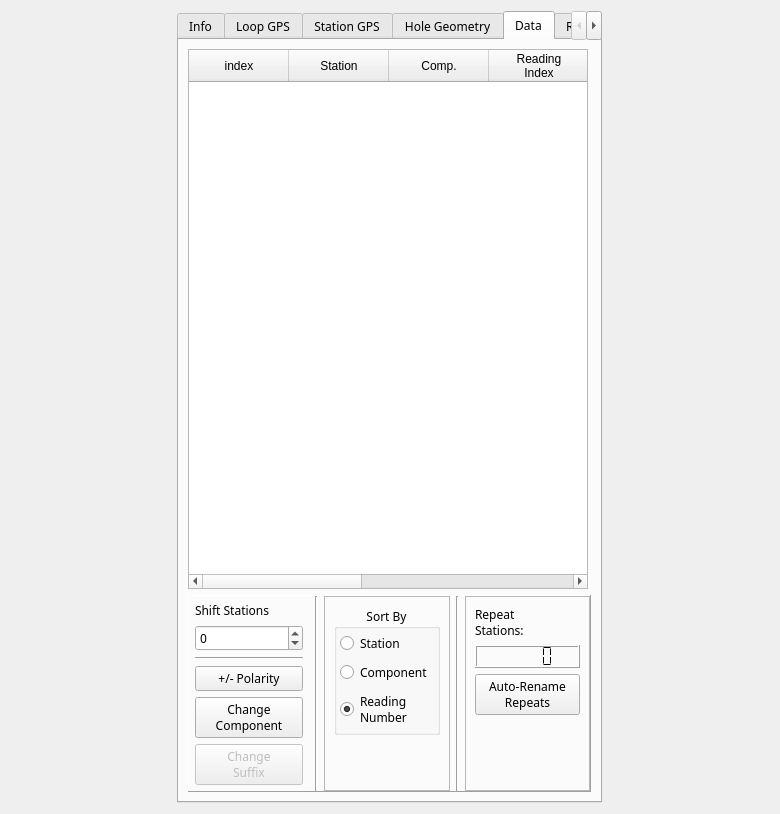
Above: src/qt_ui/pem_info_widget.ui from Eric-Meunier/Processor-Suite before the change. Below: the same form after it.
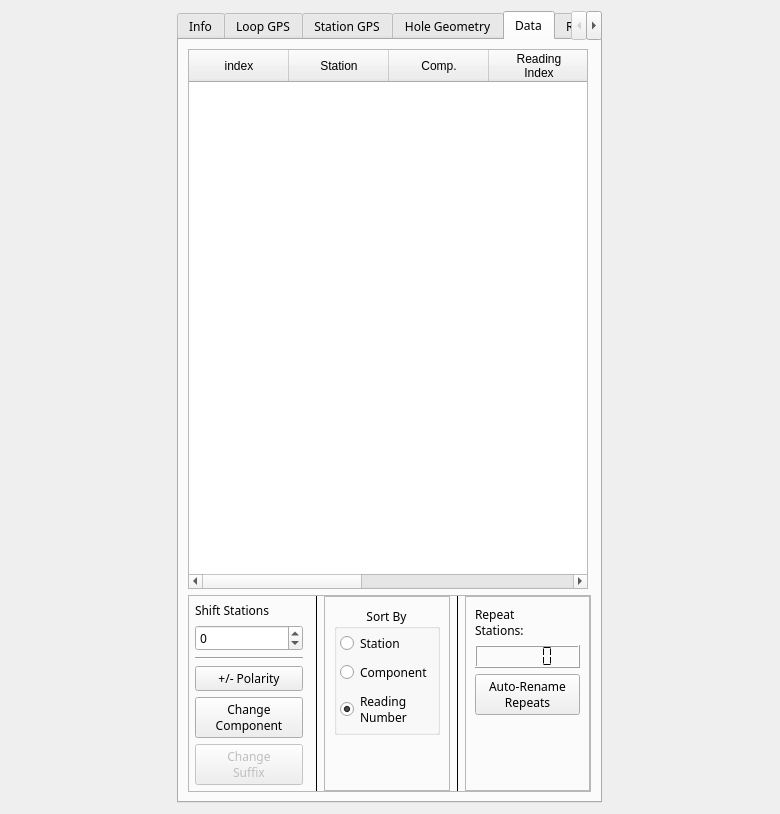
That is the form after the change. The open tabs and pages were chosen to show the change.

```diff
--- a/src/qt_ui/pem_info_widget.ui
+++ b/src/qt_ui/pem_info_widget.ui
@@ -925,10 +925,10 @@
           </sizepolicy>
          </property>
          <property name="frameShape">
-          <enum>QFrame::Panel</enum>
+          <enum>QFrame::StyledPanel</enum>
          </property>
          <property name="frameShadow">
-          <enum>QFrame::Raised</enum>
+          <enum>QFrame::Plain</enum>
          </property>
          <layout class="QHBoxLayout" name="horizontalLayout_2">
           <property name="leftMargin">
@@ -1034,6 +1034,9 @@
           </item>
           <item>
            <widget class="Line" name="line_7">
+            <property name="frameShadow">
+             <enum>QFrame::Plain</enum>
+            </property>
             <property name="orientation">
              <enum>Qt::Vertical</enum>
             </property>
@@ -1121,6 +1124,9 @@
           </item>
           <item>
            <widget class="Line" name="line_8">
+            <property name="frameShadow">
+             <enum>QFrame::Plain</enum>
+            </property>
             <property name="orientation">
              <enum>Qt::Vertical</enum>
             </property>
```
Left out of the diff: 10 changed lines with no effect on the pictures.
